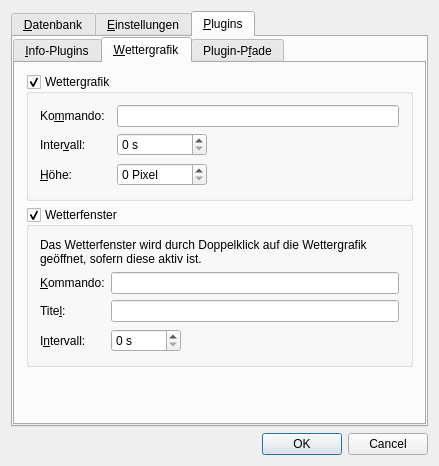
Above: src/gui/windows/SettingsWindow.ui from startkladde/startkladde before the change. Below: the same form after it.
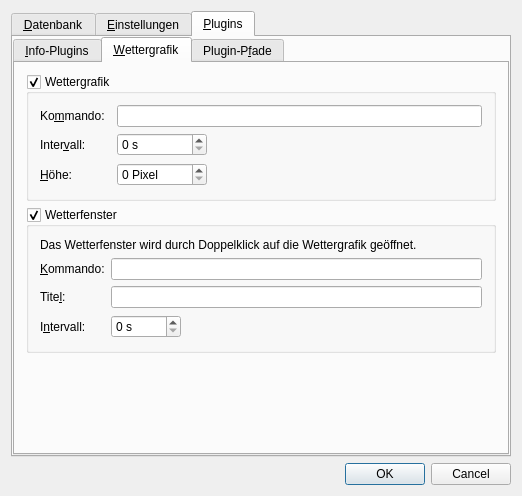
That is the form after the change. The open tabs and pages were chosen to show the change.

```diff
--- a/src/gui/windows/SettingsWindow.ui
+++ b/src/gui/windows/SettingsWindow.ui
@@ -6,8 +6,8 @@
    <rect>
     <x>0</x>
     <y>0</y>
-    <width>439</width>
-    <height>466</height>
+    <width>522</width>
+    <height>496</height>
    </rect>
   </property>
   <property name="windowTitle">
@@ -781,7 +781,7 @@
               <item row="0" column="0" colspan="3">
                <widget class="QLabel" name="label_4">
                 <property name="text">
-                 <string>Das Wetterfenster wird durch Doppelklick auf die Wettergrafik geöffnet, sofern diese aktiv ist.</string>
+                 <string>Das Wetterfenster wird durch Doppelklick auf die Wettergrafik geöffnet.</string>
                 </property>
                 <property name="wordWrap">
                  <bool>true</bool>
```
